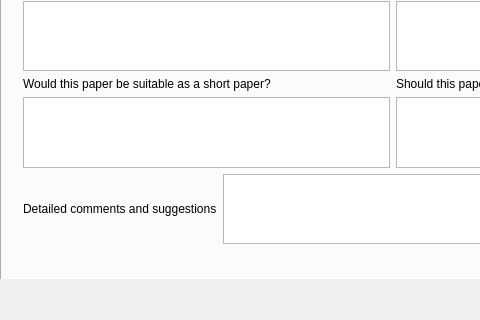
The window that UserClient/mainwindow.ui (AlexMattLaurenceLukeSam/master) describes before a commit, drawn with Qt 5; both pictures show x 0 to 480 and y 322 to 642 of the 787 by 642 pixel window.
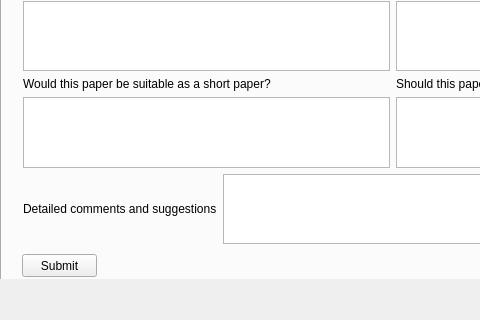
The same window after the commit. The open tabs and pages were chosen to show the change.

Commit message: renamed ui elements to more indicative names

Diff of the .ui file:
```diff
--- a/UserClient/mainwindow.ui
+++ b/UserClient/mainwindow.ui
@@ -1707,6 +1707,19 @@
          </item>
         </layout>
        </widget>
+       <widget class="QPushButton" name="submitReview">
+        <property name="geometry">
+         <rect>
+          <x>20</x>
+          <y>550</y>
+          <width>75</width>
+          <height>23</height>
+         </rect>
+        </property>
+        <property name="text">
+         <string>Submit</string>
+        </property>
+       </widget>
       </widget>
      </widget>
     </widget>
```
Left out of the diff: 16 changed lines with no effect on the pictures.
